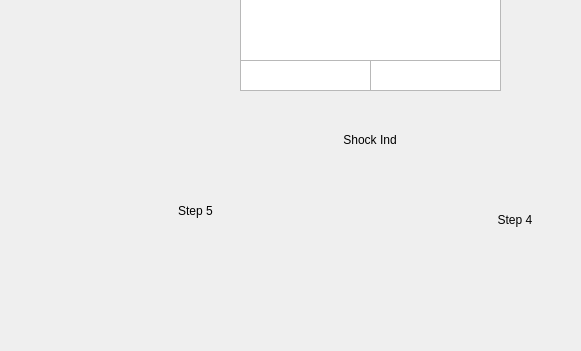
The window that AEDproject/mainwindow.ui (comp3004Final/comp3004Final) describes before a commit, drawn with Qt 5; both pictures show x 0 to 581 and y 280 to 631 of the 1490 by 735 pixel window.
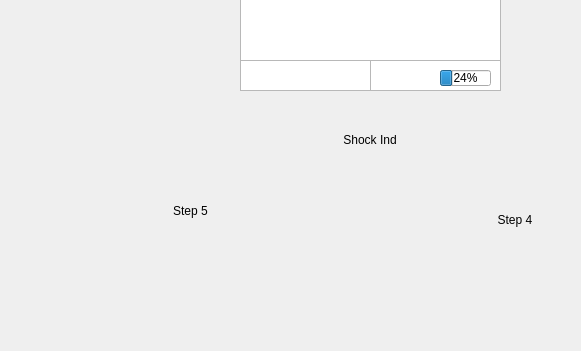
The same window after the commit.

The edit to the form file:
```diff
--- a/AEDproject/mainwindow.ui
+++ b/AEDproject/mainwindow.ui
@@ -154,10 +154,10 @@
     <widget class="QLabel" name="step5">
      <property name="geometry">
       <rect>
-       <x>70</x>
-       <y>400</y>
-       <width>211</width>
-       <height>161</height>
+       <x>80</x>
+       <y>410</y>
+       <width>181</width>
+       <height>141</height>
       </rect>
      </property>
      <property name="lineWidth">
@@ -259,21 +259,6 @@
       </font>
      </property>
     </widget>
-    <widget class="QTextBrowser" name="battery">
-     <property name="geometry">
-      <rect>
-       <x>350</x>
-       <y>330</y>
-       <width>131</width>
-       <height>31</height>
-      </rect>
-     </property>
-     <property name="font">
-      <font>
-       <family>Source Code Pro</family>
-      </font>
-     </property>
-    </widget>
     <widget class="QGraphicsView" name="graph">
      <property name="geometry">
       <rect>
@@ -284,6 +269,34 @@
       </rect>
      </property>
     </widget>
+    <widget class="QTextBrowser" name="batterySlot">
+     <property name="geometry">
+      <rect>
+       <x>350</x>
+       <y>330</y>
+       <width>131</width>
+       <height>31</height>
+      </rect>
+     </property>
+     <property name="font">
+      <font>
+       <family>Source Code Pro</family>
+      </font>
+     </property>
+    </widget>
+    <widget class="QProgressBar" name="battery">
+     <property name="geometry">
+      <rect>
+       <x>420</x>
+       <y>340</y>
+       <width>51</width>
+       <height>16</height>
+      </rect>
+     </property>
+     <property name="value">
+      <number>24</number>
+     </property>
+    </widget>
    </widget>
    <widget class="QFrame" name="promptFrame">
     <property name="geometry">
```
